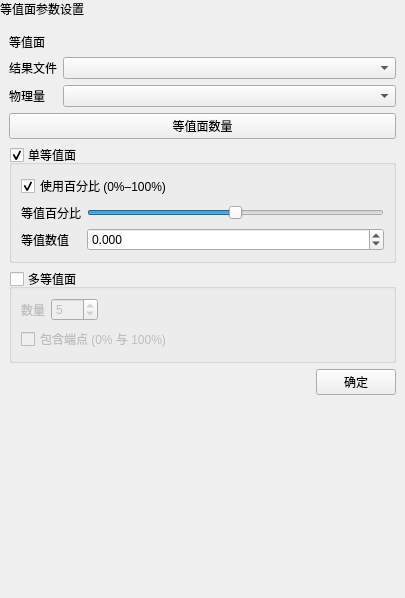
Before: the Qt Designer form plugins/Base_PostProcessing/IsosurfaceSettingsWidget.ui in asd977/base_cae, drawn with Qt 5.
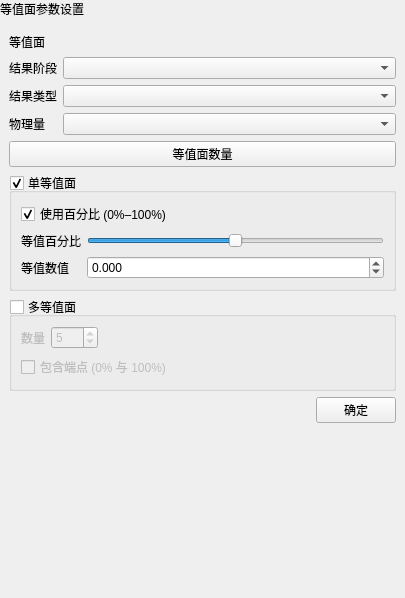
After: the same form once the commit is applied.

```diff
--- a/plugins/Base_PostProcessing/IsosurfaceSettingsWidget.ui
+++ b/plugins/Base_PostProcessing/IsosurfaceSettingsWidget.ui
@@ -69,7 +69,17 @@
      <item>
       <widget class="QWidget" name="widget_2" native="true">
        <layout class="QGridLayout" name="gridLayout">
-        <item row="1" column="0">
+        <item row="0" column="0">
+         <widget class="QLabel" name="resultStageLabel">
+          <property name="text">
+           <string>结果阶段</string>
+          </property>
+         </widget>
+        </item>
+        <item row="0" column="1">
+         <widget class="QComboBox" name="resultDirComboBox"/>
+        </item>
+        <item row="2" column="0">
          <widget class="QLabel" name="labelScalar">
           <property name="sizePolicy">
            <sizepolicy hsizetype="Fixed" vsizetype="Preferred">
@@ -82,7 +92,7 @@
           </property>
          </widget>
         </item>
-        <item row="1" column="1">
+        <item row="2" column="1">
          <widget class="QComboBox" name="scalarComboBox">
           <property name="minimumSize">
            <size>
@@ -92,14 +102,14 @@
           </property>
          </widget>
         </item>
-        <item row="0" column="0">
+        <item row="1" column="0">
          <widget class="QLabel" name="label_2">
           <property name="text">
-           <string>结果文件</string>
+           <string>结果类型</string>
           </property>
          </widget>
         </item>
-        <item row="0" column="1">
+        <item row="1" column="1">
          <widget class="QComboBox" name="stepComboBox">
           <property name="minimumSize">
            <size>
```
